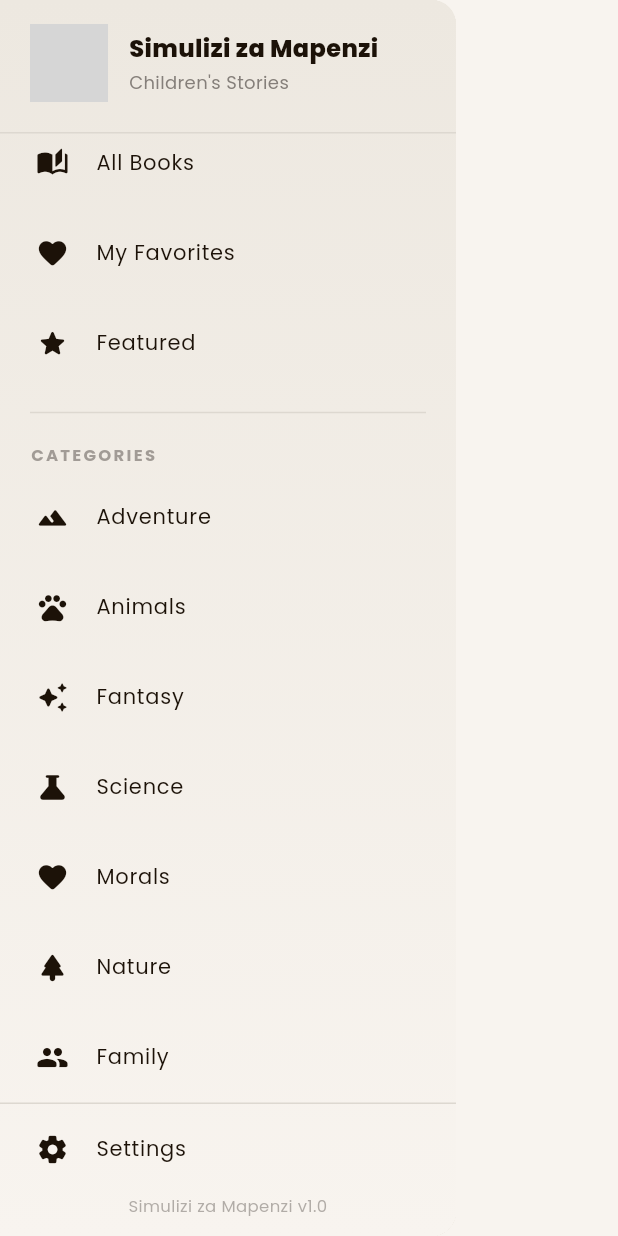
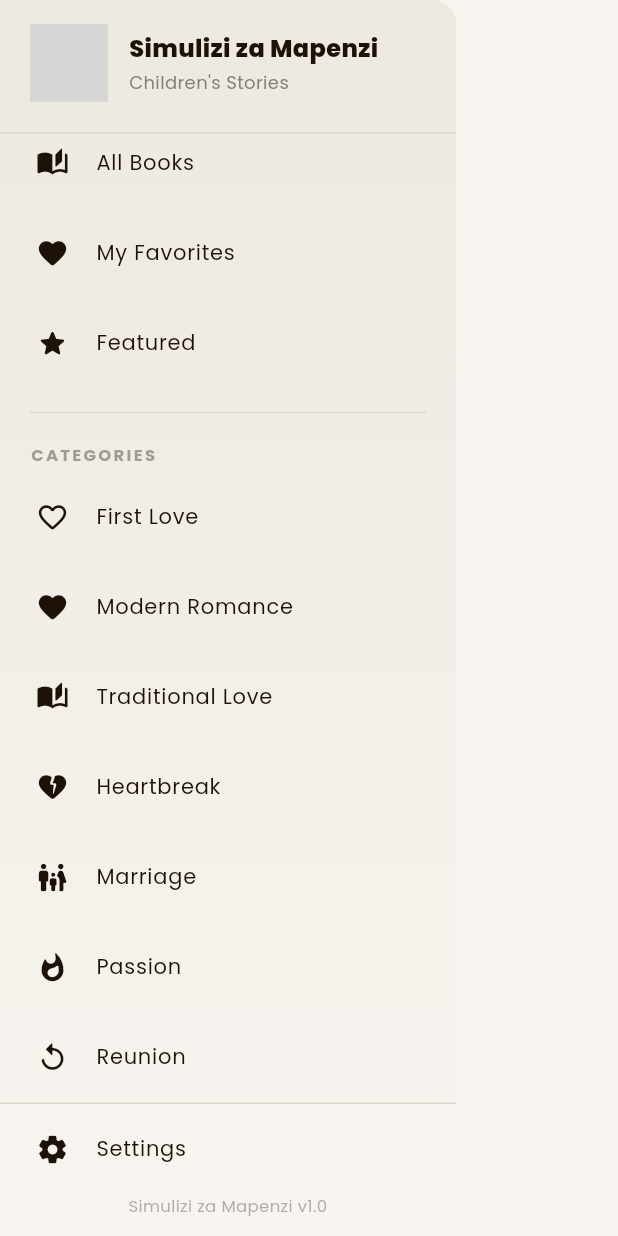
Before and after one commit to lyink/simulizi-za-mapenzi, a Flutter app: the AppDrawer widget shown alone on an empty page, opened directly, scrolled down 78 dp, on a phone screen of 412 x 824 dp. Run offline on Flutter 3.47's test engine with Material 3 defaults, Android fonts, the phone set to English and light mode, and no system bars; our stand-ins replace cached_network_image, cloud_firestore, firebase_core, firebase_messaging, firebase_storage, flutter_local_notifications and 4 more; accounts and stored records are empty; generated files the repository leaves out were written again; network calls fail; grey boxes are pictures that could not be loaded.

Commit message:
Update categories from children's stories to romantic love stories
Categories changed from:
- Adventure, Animals, Fantasy, Science, Morals, Nature, Family

To romantic love story categories:
- First Love
- Modern Romance
- Traditional Love
- Heartbreak
- Marriage
- Passion
- Reunion

Files updated:
- lib/widgets/app_drawer.dart: Updated drawer navigation categories with romantic theme icons
- lib/screens/admin/admin_screen.dart: Updated both category lists and default category
- Updated example story description from children's tale to romantic love story

All categories now align with "Simulizi za Mapenzi" (Love Stories) theme.

Co-Authored-By: Claude Sonnet 4.5 <noreply@anthropic.com>

```diff
--- a/lib/screens/admin/admin_screen.dart
+++ b/lib/screens/admin/admin_screen.dart
@@ -79,7 +79,7 @@ class _AIGenerateTabState extends State<_AIGenerateTab> {
   final _storyTextController = TextEditingController();
   final _authorController = TextEditingController();
   final _synopsisController = TextEditingController();
-  String _selectedCategory = 'Adventure';
+  String _selectedCategory = 'First Love';
   bool _isFeatured = false;
   bool _isGenerating = false;
   String _status = '';
@@ -88,13 +88,13 @@ class _AIGenerateTabState extends State<_AIGenerateTab> {
   bool _pasteMode = false;
 
   final List<String> _categories = [
-    'Adventure',
-    'Animals',
-    'Fantasy',
-    'Science',
-    'Morals',
-    'Nature',
-    'Family',
+    'First Love',
+    'Modern Romance',
+    'Traditional Love',
+    'Heartbreak',
+    'Marriage',
+    'Passion',
+    'Reunion',
   ];
 
   final BookService _bookService = BookService();
@@ -203,7 +203,7 @@ class _AIGenerateTabState extends State<_AIGenerateTab> {
     _authorController.clear();
     _synopsisController.clear();
     setState(() {
-      _selectedCategory = 'Adventure';
+      _selectedCategory = 'First Love';
       _isFeatured = false;
       _pasteMode = false;
     });
@@ -368,7 +368,7 @@ class _AIGenerateTabState extends State<_AIGenerateTab> {
                 style: TextStyle(color: textColor, fontSize: 15, height: 1.6),
                 decoration: InputDecoration(
                   hintText:
-                      'Describe your story...\n\nExample: A brave lion cub named Simba goes on an adventure in the African savanna. He meets elephants, zebras, and learns about courage and friendship.',
+                      'Describe your love story...\n\nExample: A young woman named Amina meets a handsome stranger at a wedding in Dar es Salaam. Despite family opposition, their love grows stronger through challenges and misunderstandings, leading to a passionate reunion.',
                   hintStyle: TextStyle(color: mutedColor),
                   alignLabelWithHint: true,
                   filled: true,
@@ -1005,13 +1005,13 @@ class _EditBookDialogState extends State<_EditBookDialog> {
   late bool _isFeatured;
 
   final List<String> _categories = [
-    'Adventure',
-    'Animals',
-    'Fantasy',
-    'Science',
-    'Morals',
-    'Nature',
-    'Family',
+    'First Love',
+    'Modern Romance',
+    'Traditional Love',
+    'Heartbreak',
+    'Marriage',
+    'Passion',
+    'Reunion',
   ];
 
   @override
--- a/lib/widgets/app_drawer.dart
+++ b/lib/widgets/app_drawer.dart
@@ -105,46 +105,46 @@ class AppDrawer extends StatelessWidget {
                         ),
                       ),
                       _DrawerItem(
-                        icon: Icons.terrain_rounded,
-                        label: 'Adventure',
-                        isActive: activeCategory == 'Adventure',
-                        onTap: () => _goHome(context, 'Adventure'),
-                      ),
-                      _DrawerItem(
-                        icon: Icons.pets_rounded,
-                        label: 'Animals',
-                        isActive: activeCategory == 'Animals',
-                        onTap: () => _goHome(context, 'Animals'),
-                      ),
-                      _DrawerItem(
-                        icon: Icons.auto_awesome_rounded,
-                        label: 'Fantasy',
-                        isActive: activeCategory == 'Fantasy',
-                        onTap: () => _goHome(context, 'Fantasy'),
-                      ),
-                      _DrawerItem(
-                        icon: Icons.science_rounded,
-                        label: 'Science',
-                        isActive: activeCategory == 'Science',
-                        onTap: () => _goHome(context, 'Science'),
+                        icon: Icons.favorite_border_rounded,
+                        label: 'First Love',
+                        isActive: activeCategory == 'First Love',
+                        onTap: () => _goHome(context, 'First Love'),
                       ),
                       _DrawerItem(
                         icon: Icons.favorite_rounded,
-                        label: 'Morals',
-                        isActive: activeCategory == 'Morals',
-                        onTap: () => _goHome(context, 'Morals'),
+                        label: 'Modern Romance',
+                        isActive: activeCategory == 'Modern Romance',
+                        onTap: () => _goHome(context, 'Modern Romance'),
                       ),
                       _DrawerItem(
-                        icon: Icons.park_rounded,
-                        label: 'Nature',
-                        isActive: activeCategory == 'Nature',
-                        onTap: () => _goHome(context, 'Nature'),
+                        icon: Icons.auto_stories_rounded,
+                        label: 'Traditional Love',
+                        isActive: activeCategory == 'Traditional Love',
+                        onTap: () => _goHome(context, 'Traditional Love'),
                       ),
                       _DrawerItem(
-                        icon: Icons.people_rounded,
-                        label: 'Family',
-                        isActive: activeCategory == 'Family',
-                        onTap: () => _goHome(context, 'Family'),
+                        icon: Icons.heart_broken_rounded,
+                        label: 'Heartbreak',
+                        isActive: activeCategory == 'Heartbreak',
+                        onTap: () => _goHome(context, 'Heartbreak'),
+                      ),
+                      _DrawerItem(
+                        icon: Icons.family_restroom_rounded,
+                        label: 'Marriage',
+                        isActive: activeCategory == 'Marriage',
+                        onTap: () => _goHome(context, 'Marriage'),
+                      ),
+                      _DrawerItem(
+                        icon: Icons.whatshot_rounded,
+                        label: 'Passion',
+                        isActive: activeCategory == 'Passion',
+                        onTap: () => _goHome(context, 'Passion'),
+                      ),
+                      _DrawerItem(
+                        icon: Icons.replay_rounded,
+                        label: 'Reunion',
+                        isActive: activeCategory == 'Reunion',
+                        onTap: () => _goHome(context, 'Reunion'),
                       ),
                     ],
                   ),
```
